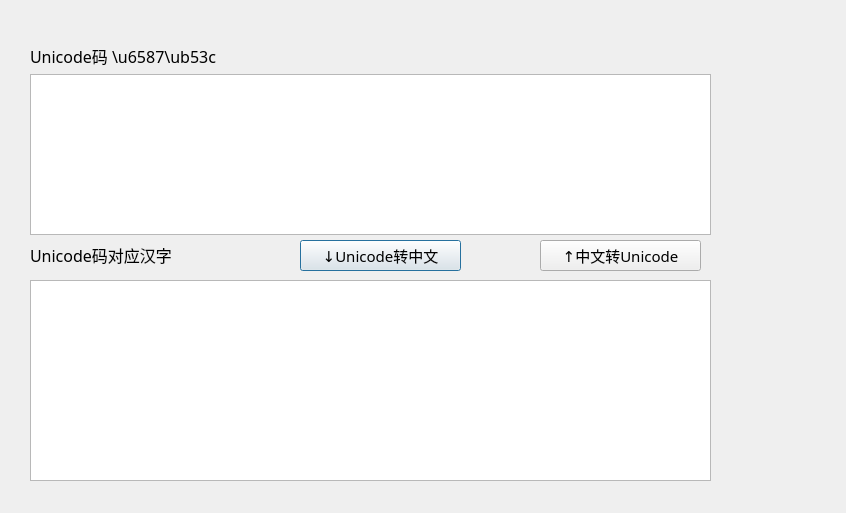
Old version of the form UnifiedTools/unicodetozh.ui in the repository frontier-zh/Zhro.
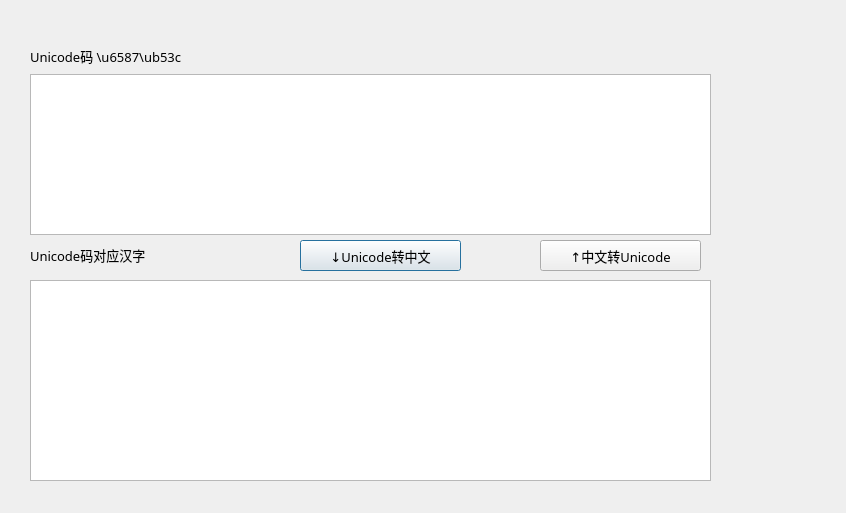
New version of the form.

What changed in the file:
```diff
--- a/UnifiedTools/unicodetozh.ui
+++ b/UnifiedTools/unicodetozh.ui
@@ -13,6 +13,22 @@
   <property name="windowTitle">
    <string>Dialog</string>
   </property>
+  <property name="styleSheet">
+   <string notr="true">QDialog.bgw{
+	border-right:1px solid rgb(170,170,170);
+	background:qlineargradient(spread:reflect,
+		x1:0,y1:0,x2:1,y2:0,
+		stop:0 rgba(207,210,184,255),
+		stop:1 rgba(198,210,100,255));
+}
+QPushButton:pressed {
+         background-color: qlineargradient(x1: 0, y1: 0, x2: 0, y2: 1, stop: 0 #aadbfe, stop: 1 #f6f7fa);
+
+}</string>
+  </property>
+  <property name="class" stdset="0">
+   <string>bgw</string>
+  </property>
   <widget class="QPushButton" name="pushButton">
    <property name="geometry">
     <rect>
@@ -24,8 +40,8 @@
    </property>
    <property name="font">
     <font>
-     <family>楷体</family>
-     <pointsize>11</pointsize>
+     <family>微软雅黑</family>
+     <pointsize>10</pointsize>
     </font>
    </property>
    <property name="text">
@@ -43,8 +59,8 @@
    </property>
    <property name="font">
     <font>
-     <family>楷体</family>
-     <pointsize>12</pointsize>
+     <family>微软雅黑</family>
+     <pointsize>10</pointsize>
     </font>
    </property>
    <property name="text">
@@ -79,8 +95,8 @@
    </property>
    <property name="font">
     <font>
-     <family>楷体</family>
-     <pointsize>12</pointsize>
+     <family>微软雅黑</family>
+     <pointsize>10</pointsize>
     </font>
    </property>
    <property name="text">
@@ -115,8 +131,8 @@
    </property>
    <property name="font">
     <font>
-     <family>楷体</family>
-     <pointsize>11</pointsize>
+     <family>微软雅黑</family>
+     <pointsize>10</pointsize>
     </font>
    </property>
    <property name="text">
```
Left out of the diff: 12 changed lines with no effect on the pictures.
